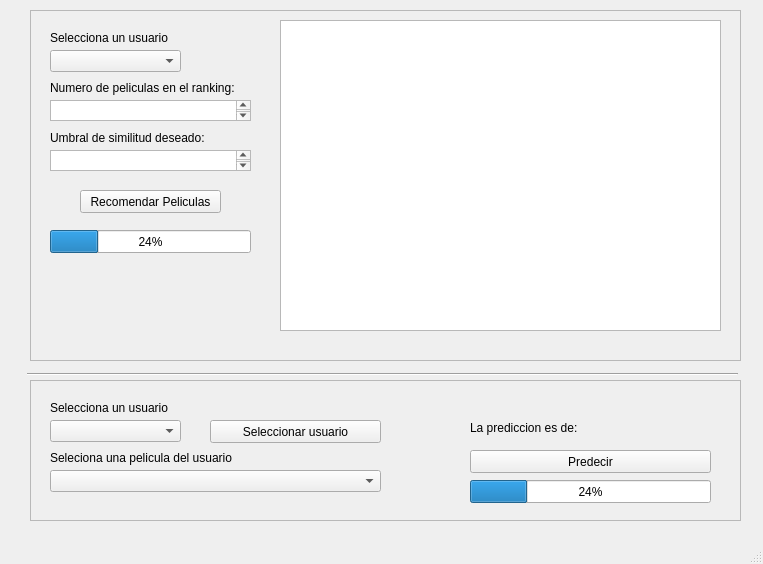
Old version of the form interfaz.ui in the repository javirg1005/Recomendador_SI.
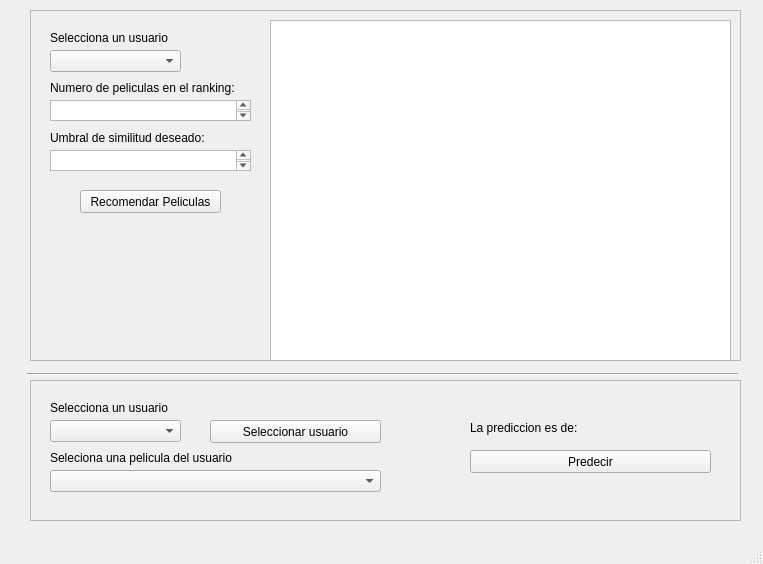
New version of the form.

```diff
--- a/interfaz.ui
+++ b/interfaz.ui
@@ -65,16 +65,6 @@
       <string>Recomendar Peliculas</string>
      </property>
     </widget>
-    <widget class="QListView" name="ql_reco">
-     <property name="geometry">
-      <rect>
-       <x>250</x>
-       <y>10</y>
-       <width>441</width>
-       <height>311</height>
-      </rect>
-     </property>
-    </widget>
     <widget class="QLabel" name="label">
      <property name="geometry">
       <rect>
@@ -121,18 +111,15 @@
       </rect>
      </property>
     </widget>
-    <widget class="QProgressBar" name="proge_reco">
+    <widget class="QTableWidget" name="ql_reco">
      <property name="geometry">
       <rect>
-       <x>20</x>
-       <y>220</y>
-       <width>201</width>
-       <height>23</height>
+       <x>240</x>
+       <y>10</y>
+       <width>461</width>
+       <height>341</height>
       </rect>
      </property>
-     <property name="value">
-      <number>24</number>
-     </property>
     </widget>
    </widget>
    <widget class="QFrame" name="frame_2">
@@ -222,19 +209,6 @@
       <string>La prediccion es de: </string>
      </property>
     </widget>
-    <widget class="QProgressBar" name="progre_pred">
-     <property name="geometry">
-      <rect>
-       <x>440</x>
-       <y>100</y>
-       <width>241</width>
-       <height>23</height>
-      </rect>
-     </property>
-     <property name="value">
-      <number>24</number>
-     </property>
-    </widget>
     <widget class="QPushButton" name="btn_selec_usu">
      <property name="geometry">
       <rect>
```
